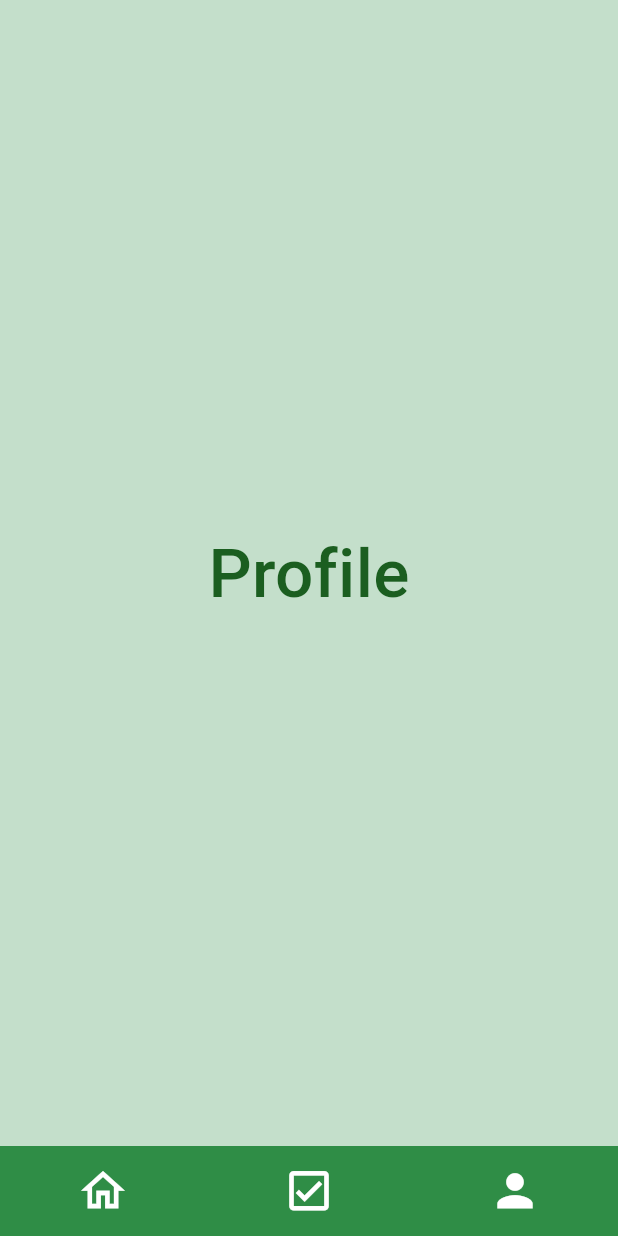
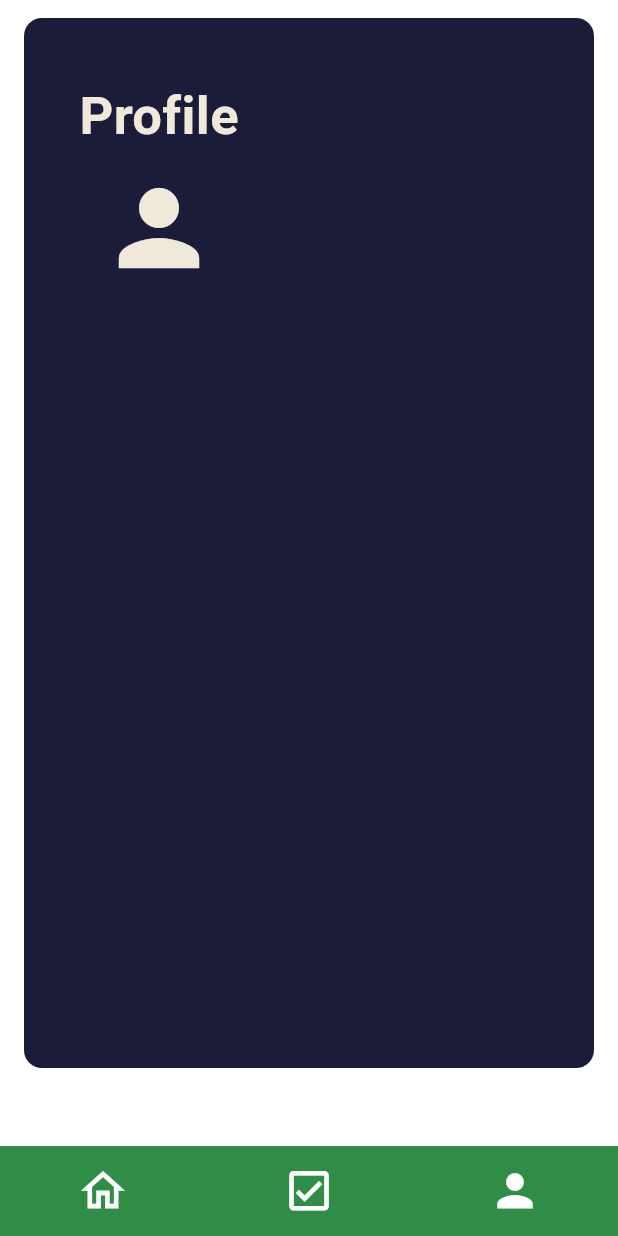
Before and after one commit to raquelbuege/Milestones, a Flutter app: the screen it shows after launch, item 3 of the bottom bar chosen, on a phone screen of 412 x 824 dp. Run offline on Flutter 3.47's test engine with Material 3 defaults, Android fonts, the phone set to English and light mode, and no system bars; missing offline and left inert: arc_progress_bar_new.

Commit message:
nav bar and profile

```diff
--- a/milestones/lib/profile.dart
+++ b/milestones/lib/profile.dart
@@ -6,16 +6,43 @@ class Profile extends StatelessWidget {
   @override
   Widget build(BuildContext context) {
     return Container(
-      color: const Color(0xffC4DFCB),
+      color: Color.fromARGB(255, 255, 255, 255),
+      child:
+      Padding(
+      padding:  EdgeInsets.fromLTRB(0, 0, 0, 40),
       child: Center(
-        child: Text(
-          "Profile",
-          style: TextStyle(
-            color: Colors.green[900],
-            fontSize: 45,
-            fontWeight: FontWeight.w500,
+          child: Container(
+        width: 380,
+        height: 700,
+        decoration: BoxDecoration(
+          borderRadius: BorderRadius.circular(12), // Optional rounded corners
+          color: Color(0xFF1B1C3A), // Background color
+        ),
+      child: const Column(
+
+        children: [
+
+          Padding(
+            padding:  EdgeInsets.fromLTRB(0, 40, 200, 0),
+            child: Text(
+          style:TextStyle(
+            color: Color(0xFFF0E9DA),
+            fontSize: 35,
+            fontWeight: FontWeight.bold
           ),
-        ),
+            'Profile')),
+            Padding(
+               padding:  EdgeInsets.fromLTRB(0,10, 200, 0),
+            child: Icon(
+                    Icons.person  ,
+                    color: Color(0xFFF0E9DA),
+                    size: 80,
+                  )
+            ),
+        ],
+      ),
+
+      ))
       ),
     );
   }
```
Also changed, not shown: 1 other file.
